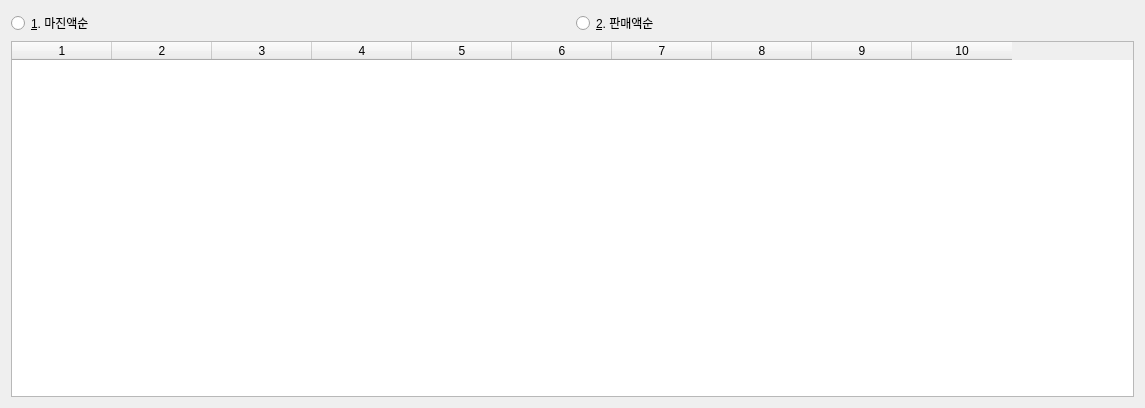
First picture: the form in ui/sale_detail.ui, repository kar00034/application_coffee, before the edit.
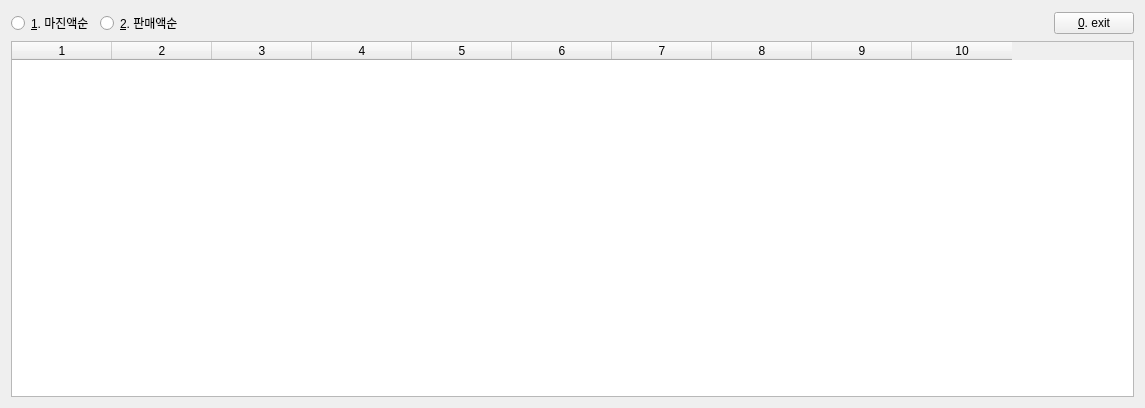
Second picture: the form after the edit.

```diff
--- a/ui/sale_detail.ui
+++ b/ui/sale_detail.ui
@@ -53,6 +53,26 @@
        </attribute>
       </widget>
      </item>
+     <item>
+      <spacer name="horizontalSpacer">
+       <property name="orientation">
+        <enum>Qt::Horizontal</enum>
+       </property>
+       <property name="sizeHint" stdset="0">
+        <size>
+         <width>40</width>
+         <height>20</height>
+        </size>
+       </property>
+      </spacer>
+     </item>
+     <item>
+      <widget class="QPushButton" name="btn_exit">
+       <property name="text">
+        <string>&amp;0. exit</string>
+       </property>
+      </widget>
+     </item>
     </layout>
    </item>
   </layout>
```
Left out of the diff: 34 changed lines with no effect on the pictures.
